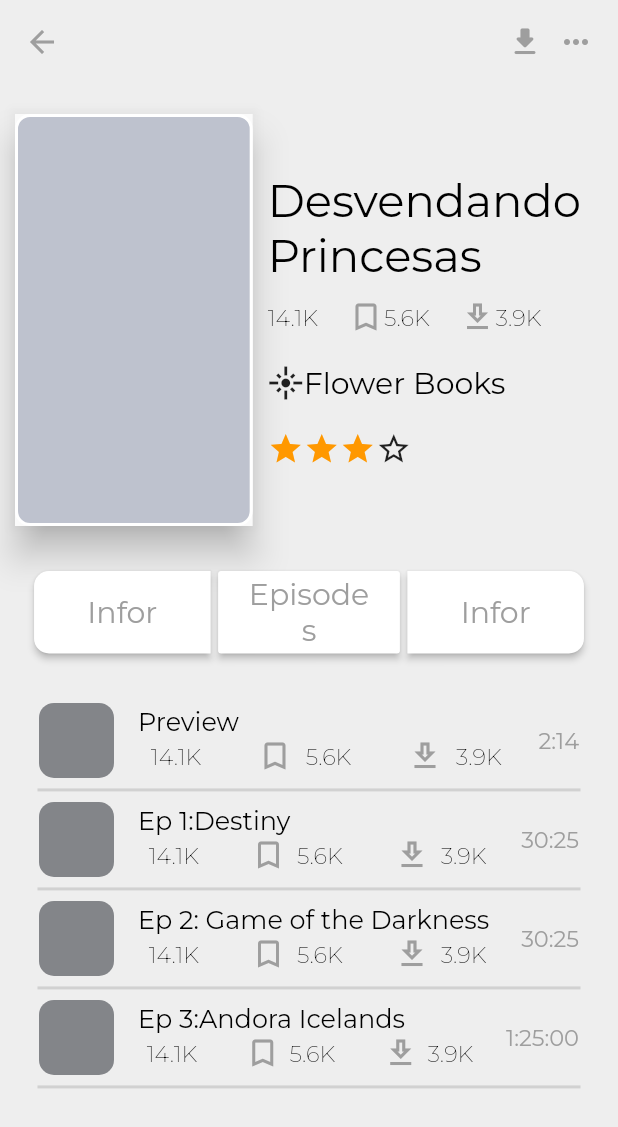
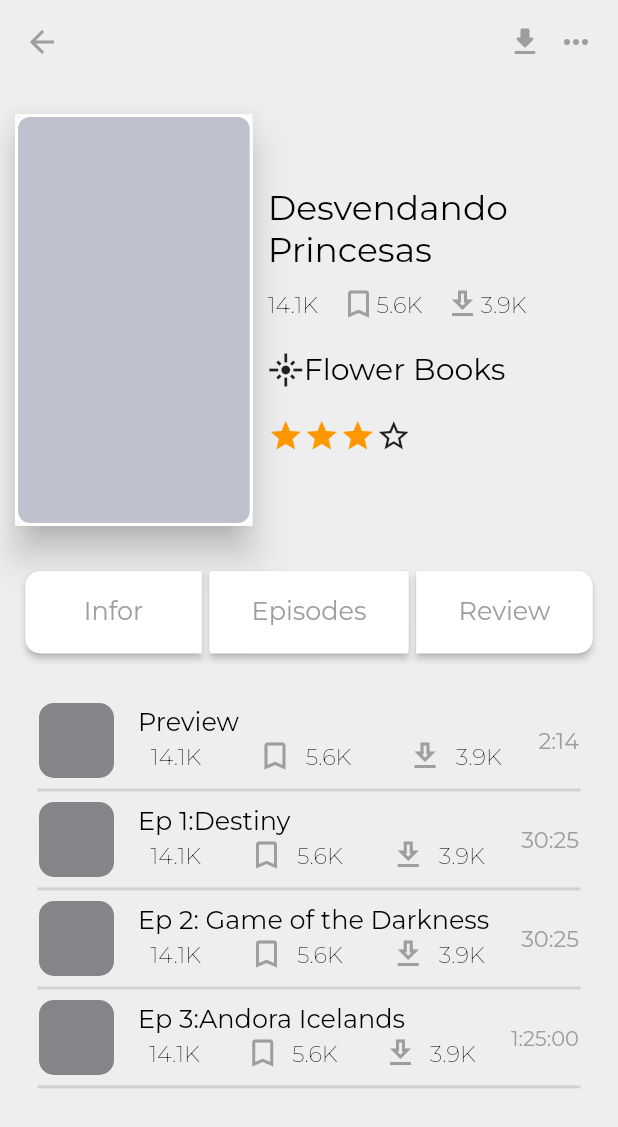
Before and after one commit to sagnik150699/saga_fiction, a Flutter app: the screen it shows after launch, after a tap on "Bookmark", on a phone screen of 412 x 824 dp. Shown: the top 1127 px of the screen. Run offline on Flutter 3.47's test engine with Material 2 defaults, Android fonts, the phone set to English and light mode, and no system bars; our stand-ins replace google_fonts; missing offline and left inert: epub_viewer.

Commit message:
Responsive 1.0

```diff
--- a/lib/ui/homePage.dart
+++ b/lib/ui/homePage.dart
@@ -154,7 +154,7 @@ class _HomePageState extends State<HomePage> {
                       children: [
                         //Buy Now
                         Container(
-                          width: categoryWidth / 3,
+                          width: categoryWidth / 2.5,
                           child: MaterialButton(
                             onPressed: () {
                               Navigator.push(
@@ -164,7 +164,7 @@ class _HomePageState extends State<HomePage> {
                               );
                             },
                             child: variable.text2(
-                                "BUY NOW", 20.0, Colors.white, FontWeight.normal),
+                                "Buy now", 17.0, Colors.white, FontWeight.normal),
                             height: categoryHeight / 15,
                             color: Color(0xff0C0D34),
                             shape: RoundedRectangleBorder(
@@ -181,7 +181,7 @@ class _HomePageState extends State<HomePage> {
                         SizedBox(width: 5),
                         //Bookmark
                         Container(
-                          width: categoryWidth / 3,
+                          width: categoryWidth / 2.5,
                           child: MaterialButton(
                             onPressed: () {
                               Navigator.push(
@@ -189,7 +189,7 @@ class _HomePageState extends State<HomePage> {
                               MaterialPageRoute(
                                   builder: (context) => PreviewPage()),
                             );},
-                            child: variable.text2("Bookmark", 20.0, Colors.white,
+                            child: variable.text2("Bookmark", 17.0, Colors.white,
                                 FontWeight.normal),
                             height: categoryHeight / 15,
                             color: Color(0xff0C0D34),
--- a/lib/ui/previewPage.dart
+++ b/lib/ui/previewPage.dart
@@ -74,7 +74,7 @@ class _PreviewPageState extends State<PreviewPage> {
                       //mainAxisAlignment: MainAxisAlignment.start,
                       crossAxisAlignment: CrossAxisAlignment.start,
                       children: [
-                        variable.text1("Desvendando\nPrincesas", 30.0, Colors.black,
+                        variable.text1("Desvendando\nPrincesas", 23.0, Colors.black,
                             FontWeight.normal),
                         SizedBox(
                           height: 10,
@@ -86,7 +86,7 @@ class _PreviewPageState extends State<PreviewPage> {
                             variable.text2(
                                 "14.1K", 15.0, Colors.black, FontWeight.w200),
                             SizedBox(
-                              width: 20,
+                              width: 15,
                             ),
                             Icon(
                               Icons.bookmark_border,
@@ -95,7 +95,7 @@ class _PreviewPageState extends State<PreviewPage> {
                             variable.text2(
                                 "5.6K", 15.0, Colors.black, FontWeight.w200),
                             SizedBox(
-                              width: 20,
+                              width: 15,
                             ),
                             Icon(
                               Icons.download_outlined,
@@ -161,7 +161,7 @@ class _PreviewPageState extends State<PreviewPage> {
                         color: Colors.white,
                         onPressed: () {},
                         child: variable.text2(
-                            "Infor", 20.0, Colors.grey, FontWeight.normal),
+                            "Infor", 17.0, Colors.grey, FontWeight.normal),
                         shape: RoundedRectangleBorder(
                           // side: BorderSide(
                           //  color: Colors.pinkAccent,
@@ -178,12 +178,12 @@ class _PreviewPageState extends State<PreviewPage> {
                     ),
                     //Episodes
                     SizedBox(
-                      width: categoryWidth / 3.4,
+                      width: categoryWidth / 3.1,
                       child: MaterialButton(
                         height: categoryHeight / 15,
                         color: Colors.white,
                         onPressed: () {},
-                        child: variable.text2("Episodes", 20.0,
+                        child: variable.text2("Episodes", 17.0,
                             Colors.grey.shade500, FontWeight.normal),
                       ),
                     ),
@@ -198,7 +198,7 @@ class _PreviewPageState extends State<PreviewPage> {
                         color: Colors.white,
                         onPressed: () {},
                         child: variable.text2(
-                            "Infor", 20.0, Colors.grey, FontWeight.normal),
+                            "Review", 17.0, Colors.grey, FontWeight.normal),
                         shape: RoundedRectangleBorder(
                           // side: BorderSide(
                           //  color: Colors.pinkAccent,
@@ -222,13 +222,13 @@ class _PreviewPageState extends State<PreviewPage> {
                       MaterialButton(
                         padding: EdgeInsets.all(0),
                         onPressed: () async {
-                          EpubViewer.setConfig(
-                            themeColor: Theme.of(context).primaryColor,
-                            identifier: "androidBook",
-                            scrollDirection: EpubScrollDirection.VERTICAL,
-                            allowSharing: true,
-                            enableTts: true,
-                          );
+                          // EpubViewer.setConfig(
+                          //   themeColor: Theme.of(context).primaryColor,
+                          //   identifier: "androidBook",
+                          //   scrollDirection: EpubScrollDirection.VERTICAL,
+                          //   allowSharing: true,
+                          //   enableTts: true,
+                          // );
                           await EpubViewer.openAsset(
                             'assets/3.epub',
                           );
@@ -313,7 +313,7 @@ class _PreviewPageState extends State<PreviewPage> {
                                   variable.text2(
                                       "14.1K", 15.0, Colors.black, FontWeight.w200),
                                   SizedBox(
-                                    width: 20,
+                                    width: 15,
                                   ),
                                   Icon(
                                     Icons.bookmark_border,
@@ -322,7 +322,7 @@ class _PreviewPageState extends State<PreviewPage> {
                                   variable.text2(
                                       "5.6K", 15.0, Colors.black, FontWeight.w200),
                                   SizedBox(
-                                    width: 20,
+                                    width: 15,
                                   ),
                                   Icon(
                                     Icons.download_outlined,
@@ -370,7 +370,7 @@ class _PreviewPageState extends State<PreviewPage> {
                                   variable.text2(
                                       "14.1K", 15.0, Colors.black, FontWeight.w200),
                                   SizedBox(
-                                    width: 20,
+                                    width: 15,
                                   ),
                                   Icon(
                                     Icons.bookmark_border,
@@ -379,7 +379,7 @@ class _PreviewPageState extends State<PreviewPage> {
                                   variable.text2(
                                       "5.6K", 15.0, Colors.black, FontWeight.w200),
                                   SizedBox(
-                                    width: 20,
+                                    width: 15,
                                   ),
                                   Icon(
                                     Icons.download_outlined,
@@ -427,7 +427,7 @@ class _PreviewPageState extends State<PreviewPage> {
                                   variable.text2(
                                       "14.1K", 15.0, Colors.black, FontWeight.w200),
                                   SizedBox(
-                                    width: 20,
+                                    width: 15,
                                   ),
                                   Icon(
                                     Icons.bookmark_border,
@@ -436,7 +436,7 @@ class _PreviewPageState extends State<PreviewPage> {
                                   variable.text2(
                                       "5.6K", 15.0, Colors.black, FontWeight.w200),
                                   SizedBox(
-                                    width: 20,
+                                    width: 15,
                                   ),
                                   Icon(
                                     Icons.download_outlined,
@@ -448,7 +448,7 @@ class _PreviewPageState extends State<PreviewPage> {
                               ),
                             ],
                           ),
-                          trailing: variable.text1("1:25:00", 15.0,
+                          trailing: variable.text1("1:25:00", 14.0,
                               Colors.grey.shade500, FontWeight.normal),
                         ),
                       ),
```
Also changed, not shown: 1 other file.
